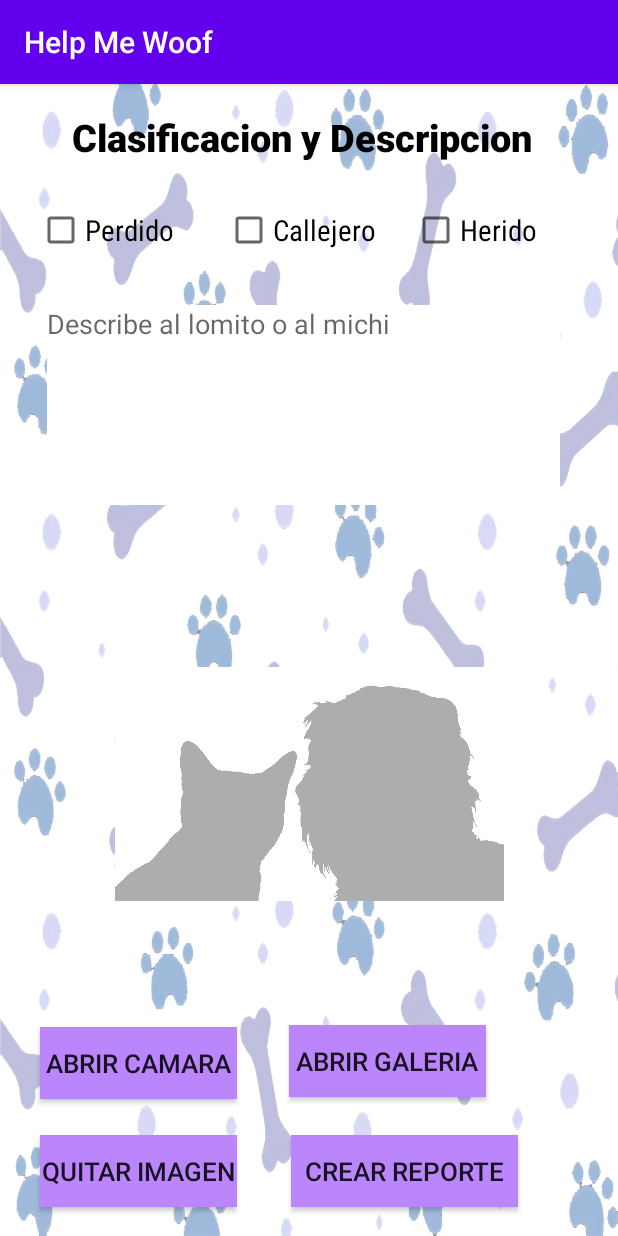
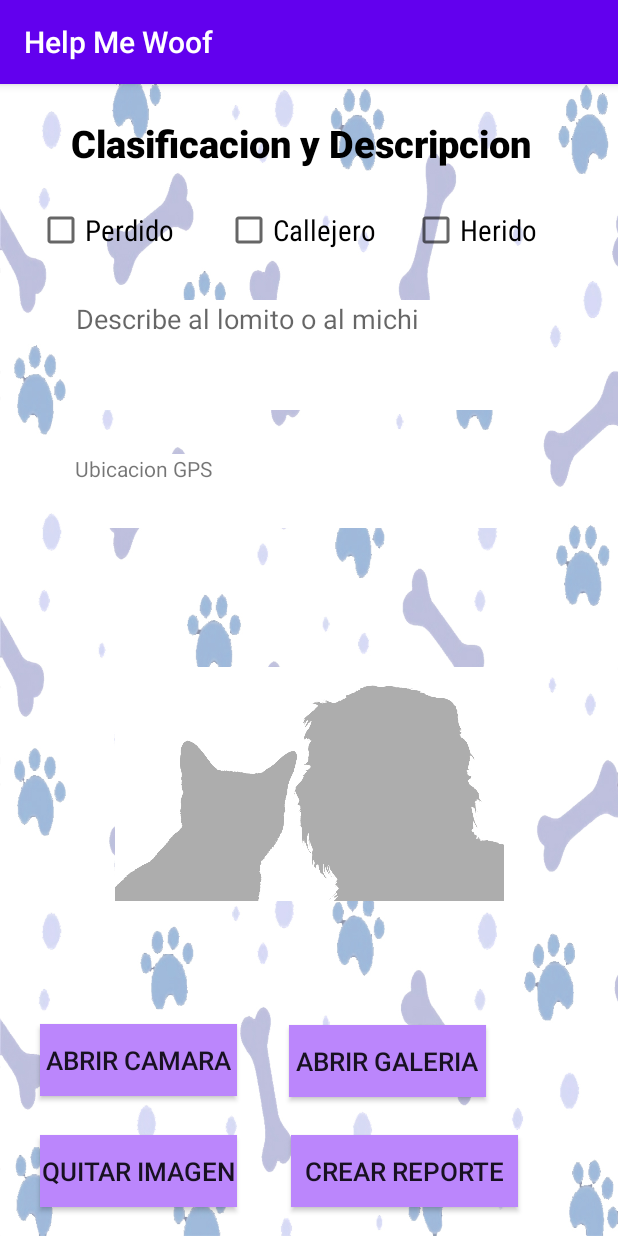
Before and after one commit to aleckx0/HelpMeWoof, an Android app: the formulariopublicar screen opened directly, with no data from a screen before it, on a phone screen of 412 x 824 dp. Run offline under Robolectric (Android 15) with nearby library versions, the phone set to English and light mode, and no system bars.

Commit message:
Segundo intento

```diff
--- a/app/src/main/java/net/alecks/helpmewoof/formulariopublicar.java
+++ b/app/src/main/java/net/alecks/helpmewoof/formulariopublicar.java
@@ -6,27 +6,62 @@ import androidx.core.app.ActivityCompat;
 import androidx.core.content.ContextCompat;
 
 import android.Manifest;
+import android.annotation.SuppressLint;
 import android.app.Activity;
+import android.content.Context;
 import android.content.Intent;
 import android.content.pm.PackageManager;
+import android.location.Location;
+import android.location.LocationListener;
+import android.location.LocationManager;
 import android.net.Uri;
 import android.os.Bundle;
 import android.provider.MediaStore;
 import android.view.View;
+import android.widget.Button;
 import android.widget.ImageView;
+import android.widget.TextView;
 
 public class formulariopublicar extends AppCompatActivity {
 
     //Referencias a nuestros componenetes
     ImageView imagen;
-
+    Button btnGPS;
+    TextView txt_gps_prueba;
     @Override
     protected void onCreate(Bundle savedInstanceState) {
         super.onCreate(savedInstanceState);
         setContentView(R.layout.activity_formulario);
+        //Se instancias el boton y el text view esto solo es ejemplo se supone debe instanciarse en el formulario para mostrar
+        txt_gps_prueba = (TextView)findViewById(R.id.txt_gps_prueba);
+        btnGPS = (Button)findViewById(R.id.btn4p);
+        //metodo onclicklistener para el boton esta vez desde la clase no en el boton
+        btnGPS.setOnClickListener(new View.OnClickListener() {
+            @Override
+            public void onClick(View view) {
+                //se obtienen las referencias del sistema de localizacion manager
+                LocationManager locationManager = (LocationManager) formulariopublicar.this.getSystemService(Context.LOCATION_SERVICE);
+                //Define a listener that responds to location updates
+                LocationListener locationListener = new LocationListener() {
+                    public void onLocationChanged(Location location) {
+                        //called when a new location is found by the network location provider
+                        //crea un objeto locationmanager con un locationlistener que cuando cambie la ubicacion, estatus y cuando el provedor
+                        //este habilidato o desabilitado el provedor de ubicacion
+                        txt_gps_prueba.setText(""+location.getLatitude()+" "+location.getLongitude());
+                    }
 
+                    public void onStatusChanged(String provider, int status, Bundle extras) {}
+
+                    public void onProviderEnabled(String provider) {}
+
+                    public void onProviderDisabled(String provider) {}
+                };
+                //Register the listener with the Location Manager to receive location updates
+                int permissionCheck = ContextCompat.checkSelfPermission(formulariopublicar.this, Manifest.permission.ACCESS_FINE_LOCATION);
+                locationManager.requestLocationUpdates(LocationManager.NETWORK_PROVIDER, 0, 0, locationListener);
+            }
+        });
         int permissionCheck = ContextCompat.checkSelfPermission(this, Manifest.permission.ACCESS_FINE_LOCATION);
-
         if (permissionCheck == PackageManager.PERMISSION_DENIED) {
             if (ActivityCompat.shouldShowRequestPermissionRationale(this, Manifest.permission.ACCESS_FINE_LOCATION)) {
 
@@ -35,11 +70,12 @@ public class formulariopublicar extends AppCompatActivity {
             }
         }
         imagen= (ImageView) findViewById(R.id.image_carga);
-
     }
-
     public void cargarimag(View view) {
         cargarImagen(); //ya teniendo el intent hacemos que al dar click en este boton se cargue un metodo cargar imagen que esta mas abajo
+    }
+    public void abrircam(View view) {
+        abrirCamara();
     }
     private void cargarImagen(){
         Intent intent=new Intent(Intent.ACTION_PICK, MediaStore.Images.Media.EXTERNAL_CONTENT_URI);
@@ -47,6 +83,9 @@ public class formulariopublicar extends AppCompatActivity {
         startActivityForResult(intent.createChooser(intent,"Seleccione la Aplicacion"),10);
         //iniciamos el intent con startactivityforresult y si tenemos mas de una aplicacion para ver imagenes creamos un createchooser para
         //seleccionar la app de donde ver y elegir la imagen
+    }
+    private void abrirCamara(){
+        //pendiente
     }
     //tenemos que sobreescribir el metodo con onAct
     //
--- a/app/src/main/res/layout/activity_formulario.xml
+++ b/app/src/main/res/layout/activity_formulario.xml
@@ -22,10 +22,10 @@
         android:textSize="25sp"
         app:layout_constraintBottom_toBottomOf="parent"
         app:layout_constraintEnd_toEndOf="parent"
-        app:layout_constraintHorizontal_bias="0.493"
+        app:layout_constraintHorizontal_bias="0.481"
         app:layout_constraintStart_toStartOf="parent"
         app:layout_constraintTop_toTopOf="parent"
-        app:layout_constraintVertical_bias="0.025" />
+        app:layout_constraintVertical_bias="0.03" />
 
     <CheckBox
         android:id="@+id/rbtn1"
@@ -77,8 +77,8 @@
 
     <EditText
         android:id="@+id/txt_descrip"
-        android:layout_width="342dp"
-        android:layout_height="133dp"
+        android:layout_width="311dp"
+        android:layout_height="73dp"
         android:background="@color/white"
         android:ems="10"
         android:gravity="start|top"
@@ -86,10 +86,9 @@
         android:inputType="textMultiLine"
         app:layout_constraintBottom_toBottomOf="parent"
         app:layout_constraintEnd_toEndOf="parent"
-        app:layout_constraintHorizontal_bias="0.45"
         app:layout_constraintStart_toStartOf="parent"
         app:layout_constraintTop_toTopOf="parent"
-        app:layout_constraintVertical_bias="0.232" />
+        app:layout_constraintVertical_bias="0.207" />
 
     <ImageView
         android:id="@+id/image_carga"
@@ -111,12 +110,13 @@
         android:background="@color/purple_200"
         android:text="@string/btn1"
         android:textSize="17sp"
+        android:onClick="abrircam"
         app:layout_constraintBottom_toBottomOf="parent"
         app:layout_constraintEnd_toEndOf="parent"
         app:layout_constraintHorizontal_bias="0.095"
         app:layout_constraintStart_toStartOf="parent"
         app:layout_constraintTop_toTopOf="parent"
-        app:layout_constraintVertical_bias="0.873" />
+        app:layout_constraintVertical_bias="0.87" />
 
     <Button
         android:id="@+id/btn2"
@@ -161,6 +161,19 @@
         app:layout_constraintTop_toTopOf="parent"
         app:layout_constraintVertical_bias="0.973" />
 
+    <TextView
+        android:id="@+id/txt_gps_prueba"
+        android:layout_width="306dp"
+        android:layout_height="49dp"
+        android:background="@color/white"
+        android:text="Ubicacion GPS"
+        app:layout_constraintBottom_toBottomOf="parent"
+        app:layout_constraintEnd_toEndOf="parent"
+        app:layout_constraintHorizontal_bias="0.471"
+        app:layout_constraintStart_toStartOf="parent"
+        app:layout_constraintTop_toTopOf="parent"
+        app:layout_constraintVertical_bias="0.343" />
+
 </androidx.constraintlayout.widget.ConstraintLayout>
 
 <!-- NOTAS:
```
Also changed, not shown: app/src/main/AndroidManifest.xml (+8 -6 lines).
